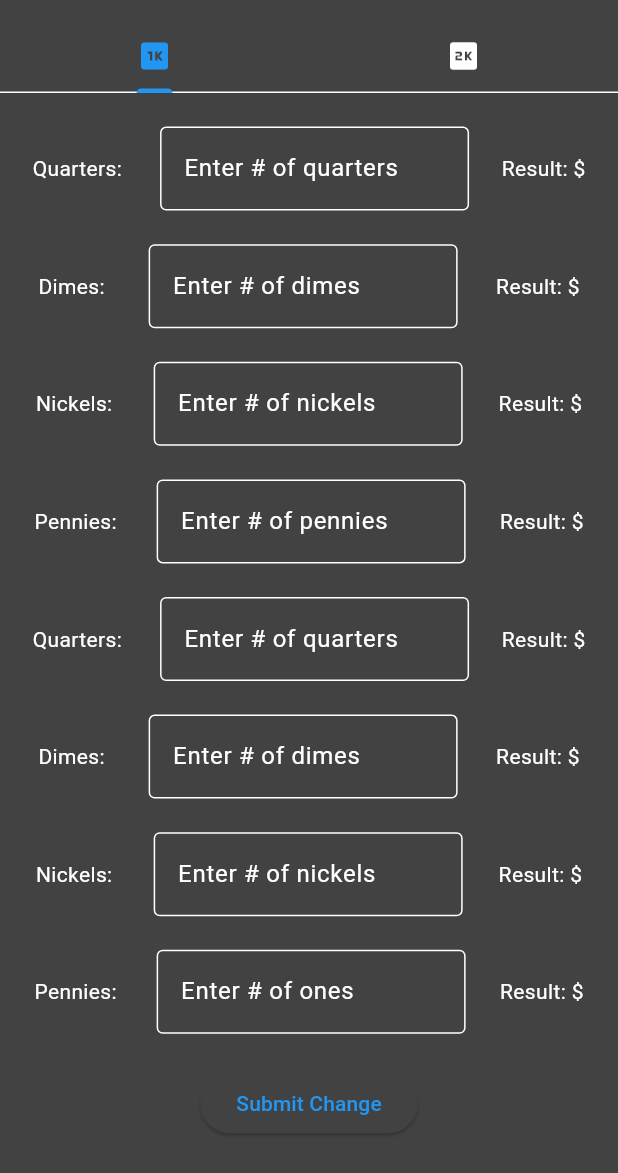
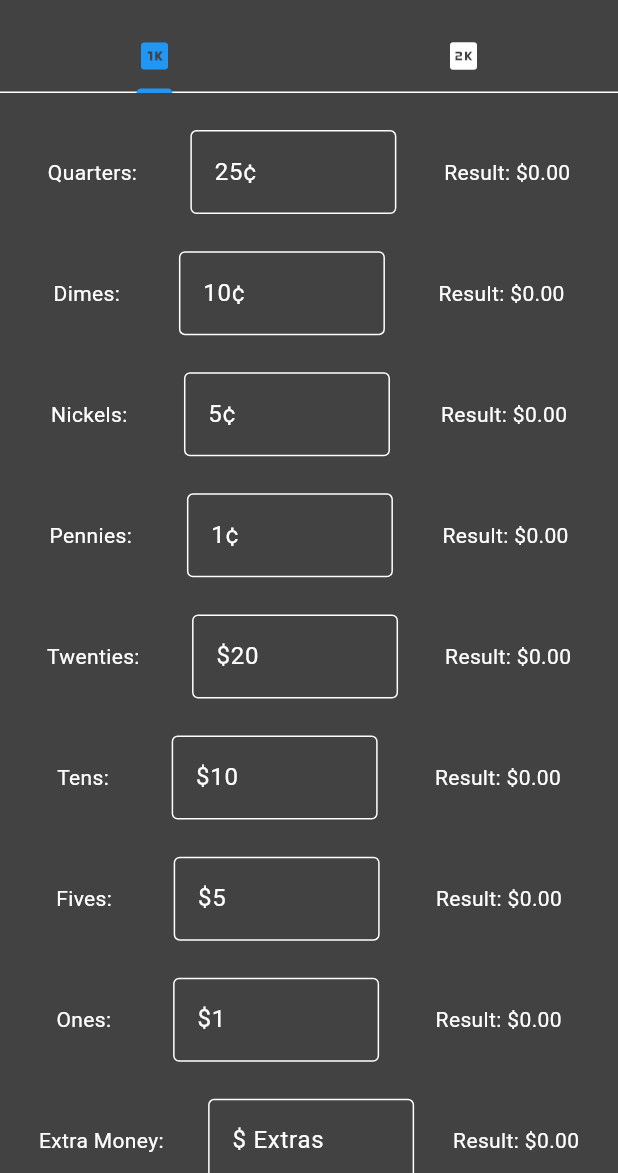
Before and after one commit to Defaulti0/flutter_calculator, a Flutter app: the screen it shows after launch, on a phone screen of 412 x 824 dp, the part 63-1236 px from its top. Run offline on Flutter 3.47's test engine with Material 3 defaults, Android fonts, the phone set to English and light mode, and no system bars; drawn by our look-alikes of dynamic_color; our stand-ins replace supabase_flutter; accounts and stored records are empty.

```diff
--- a/lib/main.dart
+++ b/lib/main.dart
@@ -66,6 +66,12 @@ double calcTwenty(int inputTwenty){
   return inputTwenty * 20;
 }
 
+String checkReg1(String penniVal, String nickeVal, String dimesVal, String quartVal, String onesVal, String fiveVal, String tensVal, String twenVal, String extraVal){
+
+  double sum = int.parse(penniVal) + int.parse(nickeVal) +dimesVal + quartVal + onesVal + fiveVal + tensVal + twenVal + extraVal;
+
+}
+
 
 class _RegCalcState extends State<RegCalc> {
   static final _defaultLightScheme = ColorScheme.fromSwatch(primarySwatch: Colors.blue, brightness: Brightness.dark);
@@ -87,23 +93,27 @@ class _RegCalcState extends State<RegCalc> {
   late TextEditingController fives2 = TextEditingController();
   late TextEditingController tens2 = TextEditingController();
   late TextEditingController twent2 = TextEditingController();
+  late TextEditingController extra = TextEditingController();
+  late TextEditingController extra2 = TextEditingController();
 
-  String penniVal = "";
-  String nickeVal = "";
-  String dimesVal = "";
-  String quartVal = "";
-  String onesVal = "";
-  String fiveVal = "";
-  String tensVal = "";
-  String twenVal = "";
-  String penniVal2 = "";
-  String nickeVal2 = "";
-  String dimesVal2 = "";
-  String quartVal2 = "";
-  String onesVal2 = "";
-  String fiveVal2 = "";
-  String tensVal2 = "";
-  String twenVal2 = "";
+  String penniVal = "0.00";
+  String nickeVal = "0.00";
+  String dimesVal = "0.00";
+  String quartVal = "0.00";
+  String onesVal = "0.00";
+  String fiveVal = "0.00";
+  String tensVal = "0.00";
+  String twenVal = "0.00";
+  String penniVal2 = "0.00";
+  String nickeVal2 = "0.00";
+  String dimesVal2 = "0.00";
+  String quartVal2 = "0.00";
+  String onesVal2 = "0.00";
+  String fiveVal2 = "0.00";
+  String tensVal2 = "0.00";
+  String twenVal2 = "0.00";
+  String extraVal = "0.00";
+  String extraVal2 = "0.00";
 
   // final _future = getReg1();
 
@@ -127,6 +137,8 @@ class _RegCalcState extends State<RegCalc> {
     fives2.dispose();
     tens2.dispose();
     twent2.dispose();
+    extra.dispose();
+    extra2.dispose();
     super.dispose();
   }
 
@@ -182,6 +194,12 @@ class _RegCalcState extends State<RegCalc> {
         case 15:
           twenVal2 = calcTwenty(int.parse(textController)).toStringAsFixed(2);
           break;
+        case 16:
+          extraVal = textController;
+          break;
+        case 17:
+          extraVal2 = textController;
+          break;
       }
 
     });
@@ -216,21 +234,24 @@ class _RegCalcState extends State<RegCalc> {
             ),
             body: TabBarView(
               children: [
-                Column(
+                SingleChildScrollView(
+                  child: SizedBox(
+                    height: MediaQuery.of(context).size.height,
+                    child: Column(
                       mainAxisAlignment: MainAxisAlignment.spaceEvenly,
                       children: [
                         Row(
                           mainAxisAlignment: MainAxisAlignment.spaceEvenly,
                           children: [
                             const Flexible(
+                              flex: 1,
                               child: Text("Quarters: "),
                             ),
-                        Flexible(
-                          flex: 2,
+                            Expanded(
                               child: TextFormField(
                                 decoration: const InputDecoration(
                                   border: OutlineInputBorder(),
-                              hintText: 'Enter # of quarters',
+                                  hintText: '25¢',
                                 ),
                                 keyboardType: TextInputType.number,
                                 inputFormatters: <TextInputFormatter>[
@@ -247,6 +268,7 @@ class _RegCalcState extends State<RegCalc> {
                               ),
                             ),
                             Flexible(
+                              flex: 1,
                               child: Text("Result: \$$quartVal"),
                             ),
                           ],
@@ -255,14 +277,14 @@ class _RegCalcState extends State<RegCalc> {
                           mainAxisAlignment: MainAxisAlignment.spaceEvenly,
                           children: [
                             const Flexible(
+                              flex: 1,
                               child: Text("Dimes: "),
                             ),
-                        Flexible(
-                          flex: 2,
+                            Expanded(
                               child: TextFormField(
                                 decoration: const InputDecoration(
                                   border: OutlineInputBorder(),
-                              hintText: 'Enter # of dimes',
+                                  hintText: '10¢',
                                 ),
                                 keyboardType: TextInputType.number,
                                 inputFormatters: <TextInputFormatter>[
@@ -279,6 +301,7 @@ class _RegCalcState extends State<RegCalc> {
                               ),
                             ),
                             Flexible(
+                              flex: 1,
                               child: Text("Result: \$$dimesVal"),
                             ),
                           ],
@@ -287,14 +310,14 @@ class _RegCalcState extends State<RegCalc> {
                           mainAxisAlignment: MainAxisAlignment.spaceEvenly,
                           children: [
                             const Flexible(
+                              flex: 1,
                               child: Text("Nickels: "),
                             ),
-                        Flexible(
-                          flex: 2,
+                            Expanded(
                               child: TextFormField(
                                 decoration: const InputDecoration(
                                   border: OutlineInputBorder(),
-                              hintText: 'Enter # of nickels',
+                                  hintText: '5¢',
                                 ),
                                 keyboardType: TextInputType.number,
                                 inputFormatters: <TextInputFormatter>[
@@ -311,6 +334,7 @@ class _RegCalcState extends State<RegCalc> {
                               ),
                             ),
                             Flexible(
+                              flex: 1,
                               child: Text("Result: \$$nickeVal"),
                             ),
                           ],
@@ -319,14 +343,14 @@ class _RegCalcState extends State<RegCalc> {
                           mainAxisAlignment: MainAxisAlignment.spaceEvenly,
                           children: [
                             const Flexible(
+                              flex: 1,
                               child: Text("Pennies: "),
                             ),
-                        Flexible(
-                          flex: 2,
+                            Expanded(
                               child: TextFormField(
                                 decoration: const InputDecoration(
                                   border: OutlineInputBorder(),
-                              hintText: 'Enter # of pennies',
+                                  hintText: '1¢',
                                 ),
                                 keyboardType: TextInputType.number,
                                 inputFormatters: <TextInputFormatter>[
@@ -343,6 +367,7 @@ class _RegCalcState extends State<RegCalc> {
                               ),
                             ),
                             Flexible(
+                              flex: 1,
                               child: Text("Result: \$$penniVal"),
                             ),
                           ],
@@ -351,31 +376,32 @@ class _RegCalcState extends State<RegCalc> {
                           mainAxisAlignment: MainAxisAlignment.spaceEvenly,
                           children: [
                             const Flexible(
-                          child: Text("Quarters: "),
+                              flex: 1,
+                              child: Text("Twenties: "),
                             ),
-                        Flexible(
-                          flex: 2,
+                            Expanded(
                               child: TextFormField(
                                 decoration: const InputDecoration(
                                   border: OutlineInputBorder(),
-                              hintText: 'Enter # of quarters',
+                                  hintText: '\$20',
                                 ),
                                 keyboardType: TextInputType.number,
                                 inputFormatters: <TextInputFormatter>[
                                   FilteringTextInputFormatter.digitsOnly
                                 ],
-                            controller: quart,
+                                controller: twents,
                                 onChanged: (String value) async {
-                              if (quart.text == ""){
-                                updateText("0", 3);
+                                  if (twents.text == ""){
+                                    updateText("0", 7);
                                   } else {
-                                updateText(quart.text, 3);
+                                    updateText(twents.text, 7);
                                   }
                                 },
                               ),
                             ),
                             Flexible(
-                          child: Text("Result: \$$quartVal"),
+                              flex: 1,
+                              child: Text("Result: \$$twenVal"),
                             ),
                           ],
                         ),
@@ -383,31 +409,32 @@ class _RegCalcState extends State<RegCalc> {
                           mainAxisAlignment: MainAxisAlignment.spaceEvenly,
                           children: [
                             const Flexible(
-                          child: Text("Dimes: "),
+                              flex: 1,
+                              child: Text("Tens: "),
                             ),
-                        Flexible(
-                          flex: 2,
+                            Expanded(
                               child: TextFormField(
                                 decoration: const InputDecoration(
                                   border: OutlineInputBorder(),
-                              hintText: 'Enter # of dimes',
+                                  hintText: '\$10',
                                 ),
                                 keyboardType: TextInputType.number,
                                 inputFormatters: <TextInputFormatter>[
                                   FilteringTextInputFormatter.digitsOnly
                                 ],
-                            controller: dimes,
+                                controller: tens,
                                 onChanged: (String value) async {
-                              if (dimes.text == ""){
-                                updateText("0", 2);
+                                  if (tens.text == ""){
+                                    updateText("0", 6);
                                   } else {
-                                updateText(dimes.text, 2);
+                                    updateText(tens.text, 6);
                                   }
                                 },
                               ),
                             ),
                             Flexible(
-                          child: Text("Result: \$$dimesVal"),
+                              flex: 1,
+                              child: Text("Result: \$$tensVal"),
                             ),
                           ],
                         ),
@@ -415,31 +442,32 @@ class _RegCalcState extends State<RegCalc> {
                           mainAxisAlignment: MainAxisAlignment.spaceEvenly,
                           children: [
                             const Flexible(
-                          child: Text("Nickels: "),
+                              flex: 1,
+                              child: Text("Fives: "),
                             ),
-                        Flexible(
-                          flex: 2,
+                            Expanded(
                               child: TextFormField(
                                 decoration: const InputDecoration(
                                   border: OutlineInputBorder(),
-                              hintText: 'Enter # of nickels',
+                                  hintText: '\$5',
                                 ),
                                 keyboardType: TextInputType.number,
                                 inputFormatters: <TextInputFormatter>[
                                   FilteringTextInputFormatter.digitsOnly
                                 ],
-                            controller: nickl,
+                                controller: fives,
                                 onChanged: (String value) async {
-                              if (nickl.text == ""){
-                                updateText("0", 1);
+                                  if (fives.text == ""){
+                                    updateText("0", 5);
                                   } else {
-                                updateText(nickl.text, 1);
+                                    updateText(fives.text, 5);
                                   }
                                 },
                               ),
                             ),
                             Flexible(
-                          child: Text("Result: \$$nickeVal"),
+                              flex: 1,
+                              child: Text("Result: \$$fiveVal"),
                             ),
                           ],
                         ),
@@ -447,14 +475,14 @@ class _RegCalcState extends State<RegCalc> {
                           mainAxisAlignment: MainAxisAlignment.spaceEvenly,
                           children: [
                             const Flexible(
-                          child: Text("Pennies: "),
+                              flex: 1,
+                              child: Text("Ones: "),
                             ),
-                        Flexible(
-                          flex: 2,
+                            Expanded(
                               child: TextFormField(
                                 decoration: const InputDecoration(
                                   border: OutlineInputBorder(),
-                              hintText: 'Enter # of ones',
+                                  hintText: '\$1',
                                 ),
                                 keyboardType: TextInputType.number,
                                 inputFormatters: <TextInputFormatter>[
@@ -463,7 +491,7 @@ class _RegCalcState extends State<RegCalc> {
                                 controller: ones,
                                 onChanged: (String value) async {
                                   if (ones.text == ""){
-                                updateText("0", 0);
+                                    updateText("0", 4);
                                   } else {
                                     updateText(ones.text, 4);
                                   }
@@ -471,20 +499,59 @@ class _RegCalcState extends State<RegCalc> {
                               ),
                             ),
                             Flexible(
+                              flex: 1,
                               child: Text("Result: \$$onesVal"),
                             ),
                           ],
                         ),
+                        Row(
+                          mainAxisAlignment: MainAxisAlignment.spaceEvenly,
+                          children: [
+                            const Flexible(
+                              flex: 1,
+                              child: Text("Extra Money: "),
+                            ),
+                            Expanded(
+                              child: TextFormField(
+                                decoration: const InputDecoration(
+                                  border: OutlineInputBorder(),
+                                  hintText: '\$ Extras',
+                                ),
+                                keyboardType: TextInputType.number,
+                                inputFormatters: <TextInputFormatter>[
+                                  FilteringTextInputFormatter.digitsOnly
+                                ],
+                                controller: extra,
+                                onChanged: (String value) async {
+                                  if (extra.text == ""){
+                                    updateText("0", 16);
+                                  } else {
+                                    updateText(extra.text, 16);
+                                  }
+                                },
+                              ),
+                            ),
+                            Flexible(
+                              flex: 1,
+                              child: Text("Result: \$$extraVal"),
+                            ),
+                          ],
+                        ),
+                        ElevatedButton(
+                          onPressed: () {
+                            // Add all vals, check to see if it's greater than, less than
+                            //  or equal to 317.50, return status
+                            // Compile data to submit to supabase
 
-                    // ======= bills =======
+                            checkReg1(penniVal, nickeVal, dimesVal, quartVal, onesVal, fiveVal, tensVal, twenVal, extraVal);
 
 
-                    ElevatedButton(
-                      onPressed: () {},
+                          },
                           child: const Text("Submit Change"),
-                    )
-                    // put submit button here
+                        ),
                       ],
+                    ),
+                  ),
                 ),
 
                 // other tab
```
Lines whose indentation alone changed are shown as unchanged.
